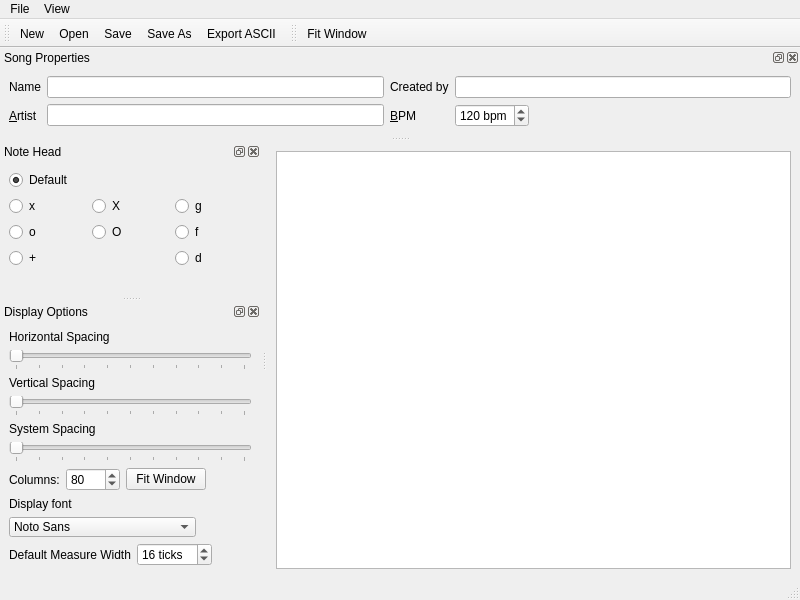
Qt form src/GUI/drumburp.ui (Whatang/DrumBurp) before a commit.
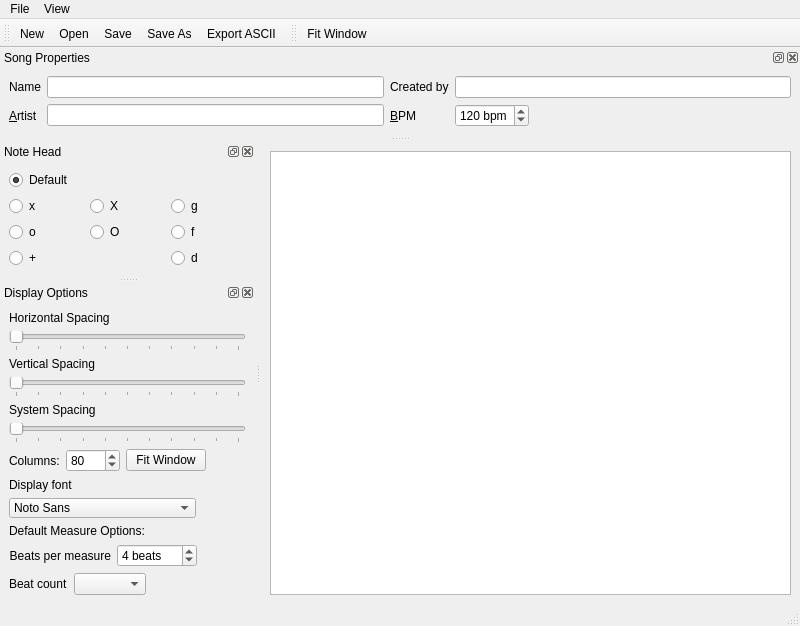
The same form after that commit. Custom widgets are drawn as their Qt base class.

What changed in the file:
```diff
--- a/src/GUI/drumburp.ui
+++ b/src/GUI/drumburp.ui
@@ -7,7 +7,7 @@
     <x>0</x>
     <y>0</y>
     <width>800</width>
-    <height>600</height>
+    <height>626</height>
    </rect>
   </property>
   <property name="windowTitle">
@@ -572,12 +572,22 @@
        </property>
       </widget>
      </item>
+     <item>
+      <widget class="QLabel" name="label_6">
+       <property name="text">
+        <string>Default Measure Options:</string>
+       </property>
+      </widget>
+     </item>
      <item>
       <layout class="QHBoxLayout" name="horizontalLayout">
        <item>
         <widget class="QLabel" name="label_4">
          <property name="text">
-          <string>Default Measure Width</string>
+          <string>Beats per measure</string>
+         </property>
+         <property name="alignment">
+          <set>Qt::AlignRight|Qt::AlignTrailing|Qt::AlignVCenter</set>
          </property>
         </widget>
        </item>
@@ -590,7 +600,7 @@
           <string>The number of ticks in default measures added to the Score</string>
          </property>
          <property name="suffix">
-          <string> ticks</string>
+          <string> beats</string>
          </property>
          <property name="minimum">
           <number>1</number>
@@ -599,7 +609,7 @@
           <number>256</number>
          </property>
          <property name="value">
-          <number>16</number>
+          <number>4</number>
          </property>
         </widget>
        </item>
@@ -618,6 +628,37 @@
        </item>
       </layout>
      </item>
+     <item>
+      <layout class="QHBoxLayout" name="horizontalLayout_3">
+       <item>
+        <widget class="QLabel" name="label_5">
+         <property name="text">
+          <string>Beat count</string>
+         </property>
+        </widget>
+       </item>
+       <item>
+        <widget class="QComboBox" name="beatCountComboBox">
+         <property name="maxCount">
+          <number>20</number>
+         </property>
+        </widget>
+       </item>
+       <item>
+        <spacer name="horizontalSpacer_3">
+         <property name="orientation">
+          <enum>Qt::Horizontal</enum>
+         </property>
+         <property name="sizeHint" stdset="0">
+          <size>
+           <width>0</width>
+           <height>0</height>
+          </size>
+         </property>
+        </spacer>
+       </item>
+      </layout>
+     </item>
      <item>
       <spacer name="verticalSpacer_2">
        <property name="orientation">
```
Left out of the diff: 36 changed lines with no effect on the pictures.
